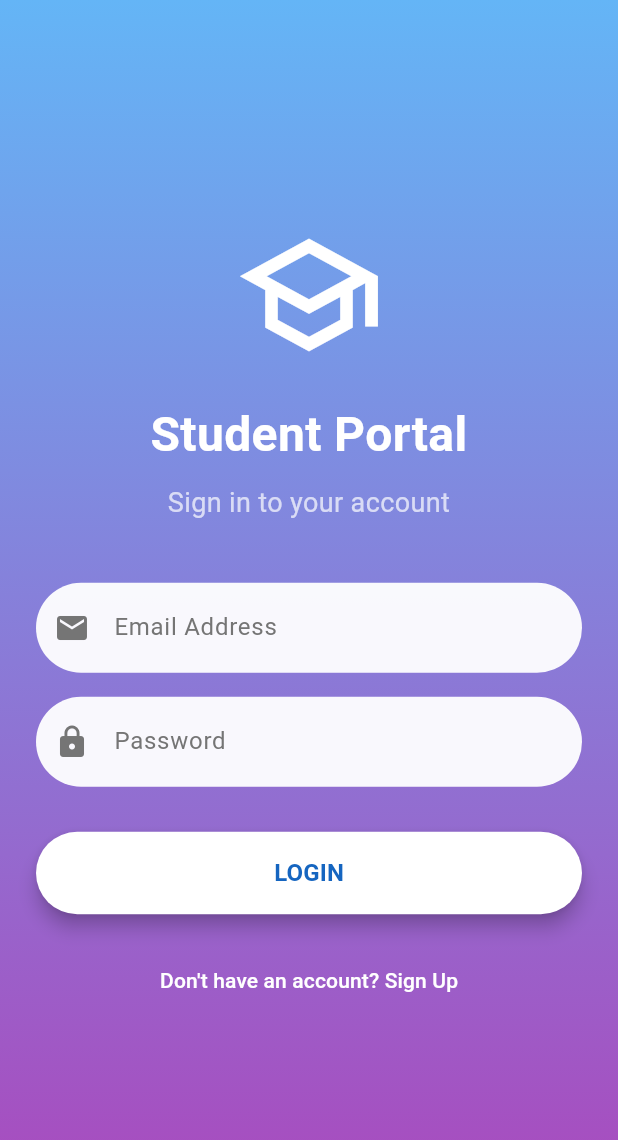
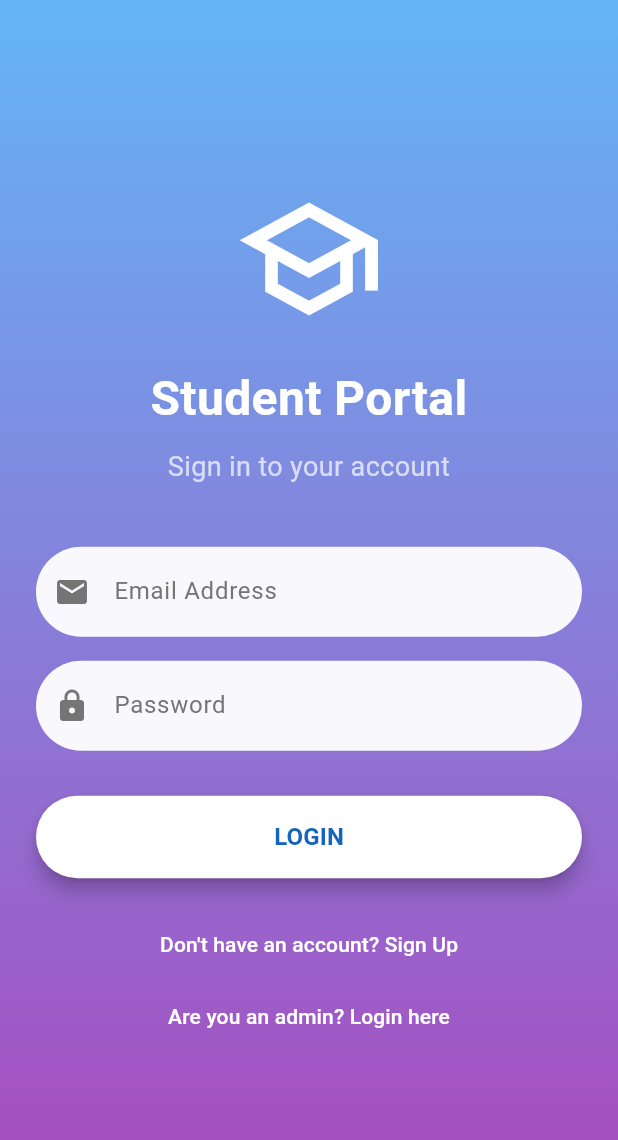
Before and after one commit to waris-ali-git/login, a Flutter app: the LoginScreen screen opened by its route, on a phone screen of 412 x 824 dp. Shown: the top 1140 px of the screen. Run offline on Flutter 3.47's test engine with Material 3 defaults, Android fonts, the phone set to English and light mode, and no system bars; our stand-ins replace file_picker, firebase_auth, firebase_core, shared_preferences; accounts and stored records are empty.

Commit message:
login file

```diff
--- a/lib/login_screen.dart
+++ b/lib/login_screen.dart
@@ -119,6 +119,15 @@ class _LoginScreenState extends State<LoginScreen> {
                       style: TextStyle(color: Colors.white),
                     ),
                   ),
+                  TextButton(
+                    onPressed: () {
+                      Navigator.pushNamed(context, '/admin-login');
+                    },
+                    child: const Text(
+                      "Are you an admin? Login here",
+                      style: TextStyle(color: Colors.white),
+                    ),
+                  ),
                   const SizedBox(height: 40),
                 ],
               ),
--- a/lib/main.dart
+++ b/lib/main.dart
@@ -1,5 +1,7 @@
 import 'package:firebase_core/firebase_core.dart';
 import 'package:flutter/material.dart';
+import 'package:login/admin_dashboard.dart';
+import 'package:login/admin_login.dart';
 import 'package:login/login_screen.dart';
 import 'package:login/sign_up.dart';
 import 'package:login/student_dashboard.dart';
@@ -25,6 +27,8 @@ class MyApp extends StatelessWidget {
         '/': (context) => const SignUpScreen(),
         '/login': (context) => const LoginScreen(),
         '/student-dashboard': (context) => const StudentDashboard(),
+        '/admin-login': (context) => const AdminLoginScreen(),
+        '/admin-dashboard': (context) => const AdminDashboard(),
       },
     );
   }
```
Also changed, not shown: lib/admin_login.dart (+9 -11 lines), lib/database.dart (+8 -4 lines), pubspec.lock, 2 other files.
